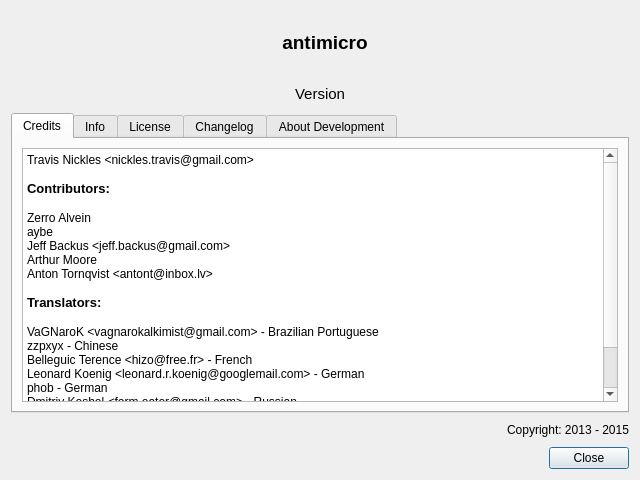
Above: src/aboutdialog.ui from AntiMicroX/antimicrox before the change. Below: the same form after it.
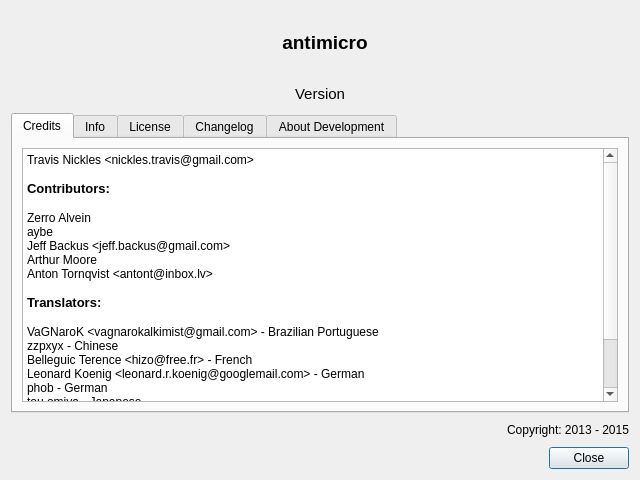
That is the form after the change. Icons and pictures are not drawn.

Commit message: Added tou omiya to credits.

What changed in the file:
```diff
--- a/src/aboutdialog.ui
+++ b/src/aboutdialog.ui
@@ -152,6 +152,7 @@
 &lt;p style=&quot; margin-top:0px; margin-bottom:0px; margin-left:0px; margin-right:0px; -qt-block-indent:0; text-indent:0px;&quot;&gt;&lt;span style=&quot; font-family:'DejaVu Sans';&quot;&gt;Belleguic Terence &amp;lt;hizo@free.fr&amp;gt; - French&lt;/span&gt;&lt;/p&gt;
 &lt;p style=&quot; margin-top:0px; margin-bottom:0px; margin-left:0px; margin-right:0px; -qt-block-indent:0; text-indent:0px;&quot;&gt;&lt;span style=&quot; font-family:'DejaVu Sans';&quot;&gt;Leonard Koenig &amp;lt;leonard.r.koenig@googlemail.com&amp;gt; - German&lt;/span&gt;&lt;/p&gt;
 &lt;p style=&quot; margin-top:0px; margin-bottom:0px; margin-left:0px; margin-right:0px; -qt-block-indent:0; text-indent:0px;&quot;&gt;phob - German&lt;/p&gt;
+&lt;p style=&quot; margin-top:0px; margin-bottom:0px; margin-left:0px; margin-right:0px; -qt-block-indent:0; text-indent:0px;&quot;&gt;tou omiya - Japanese&lt;/p&gt;
 &lt;p style=&quot; margin-top:0px; margin-bottom:0px; margin-left:0px; margin-right:0px; -qt-block-indent:0; text-indent:0px;&quot;&gt;Dmitriy Koshel &amp;lt;form.eater@gmail.com&amp;gt; - Russian&lt;/p&gt;
 &lt;p style=&quot; margin-top:0px; margin-bottom:0px; margin-left:0px; margin-right:0px; -qt-block-indent:0; text-indent:0px;&quot;&gt;Jay Alexander Fleming &amp;lt;tito.nehru.naser@gmail.com&amp;gt; - Serbian&lt;/p&gt;
 &lt;p style=&quot; margin-top:0px; margin-bottom:0px; margin-left:0px; margin-right:0px; -qt-block-indent:0; text-indent:0px;&quot;&gt;burunduk - Ukrainian&lt;/p&gt;
```
The commit also changes 1 other file.
